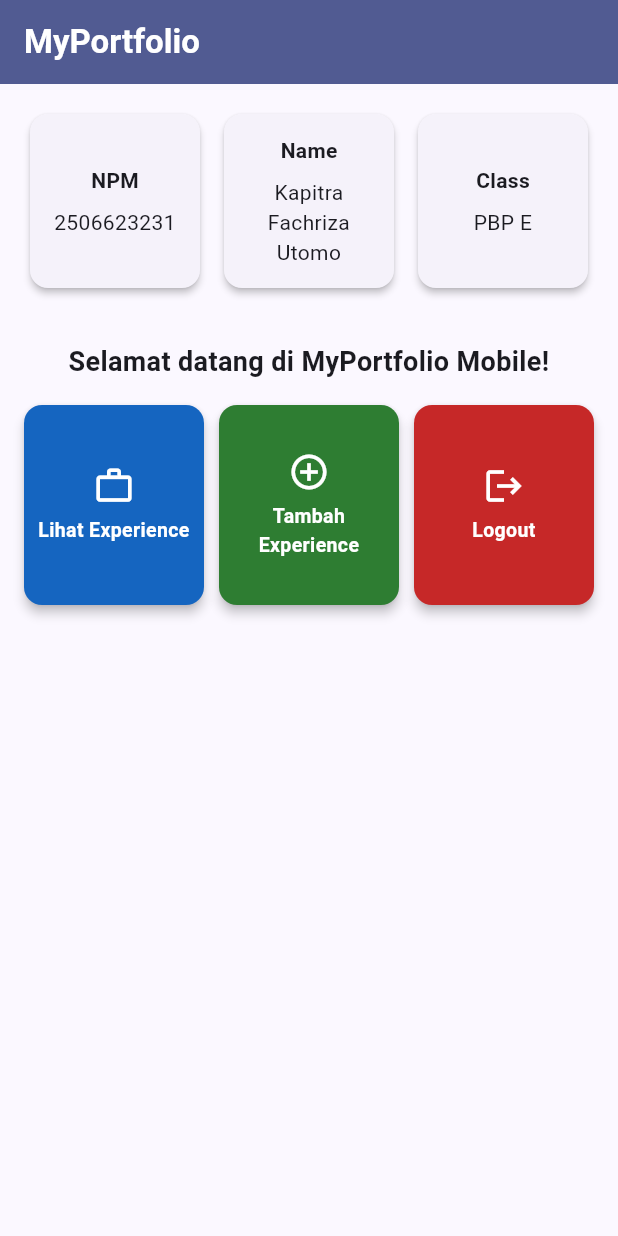
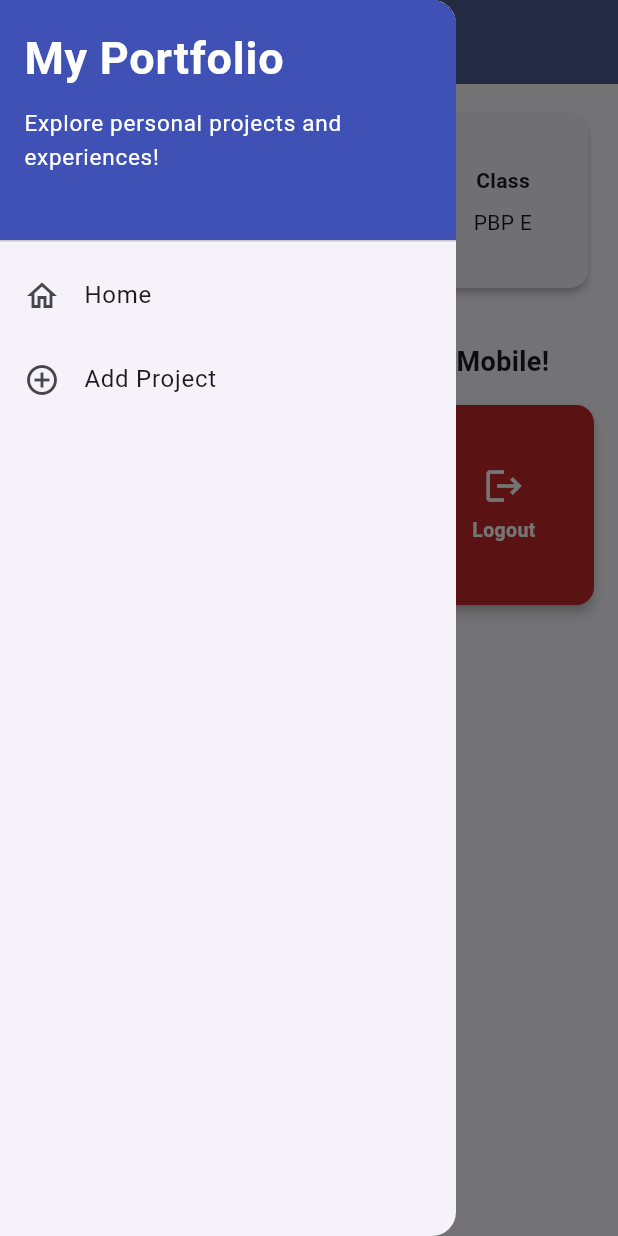
Before and after one commit to kapitrafachriza-byte/myportofolio_mobile, a Flutter app: the screen it shows after launch, with the side drawer open (before the commit the screen has no drawer), on a phone screen of 412 x 824 dp. Run offline on Flutter 3.47's test engine with Material 3 defaults, Android fonts, the phone set to English and light mode, and no system bars.

Commit message:
Tutorial 09: Implement navigation, LeftDrawer, project form, and refactor directory structure

```diff
--- a/lib/main.dart
+++ b/lib/main.dart
@@ -1,5 +1,5 @@
 import 'package:flutter/material.dart';
-import 'package:myportofolio_mobile/menu.dart';
+import 'package:myportofolio_mobile/screens/menu.dart';
 
 void main() {
   runApp(const MyApp());
--- a/lib/menu.dart
+++ b/lib/screens/menu.dart
@@ -1,8 +1,10 @@
 import 'package:flutter/material.dart';
+import 'package:myportofolio_mobile/widgets/left_drawer.dart';
+import 'package:myportofolio_mobile/widgets/project_card.dart';
 
 /// Halaman utama aplikasi portofolio mobile (StatelessWidget).
-/// Menampilkan kartu informasi pemilik portofolio serta grid menu aksi
-/// portofolio dengan warna kartu yang berbeda-beda.
+/// Menampilkan kartu informasi pemilik portofolio, menu drawer navigasi,
+/// serta grid menu aksi portofolio dengan warna kartu yang berbeda-beda.
 class MyHomePage extends StatelessWidget {
   const MyHomePage({super.key});
 
@@ -11,14 +13,14 @@ class MyHomePage extends StatelessWidget {
   final String kelas = "PBP E";
 
   final List<ItemHomepage> items = const [
-    ItemHomepage("Lihat Experience", Icons.work_outline, Color(0xFF1565C0)),
-    ItemHomepage("Tambah Experience", Icons.add_circle_outline, Color(0xFF2E7D32)),
+    ItemHomepage("Lihat Proyek", Icons.folder, Color(0xFF1565C0)),
+    ItemHomepage("Tambah Proyek", Icons.add_circle, Color(0xFF2E7D32)),
     ItemHomepage("Logout", Icons.logout, Color(0xFFC62828)),
   ];
 
   @override
   Widget build(BuildContext context) {
-    // Scaffold menyediakan struktur visual dasar halaman (AppBar, Body, SnackBar).
+    // Scaffold menyediakan struktur visual dasar halaman (AppBar, Drawer, Body, SnackBar).
     return Scaffold(
       // AppBar menampilkan bar bagian atas halaman aplikasi.
       appBar: AppBar(
@@ -30,7 +32,10 @@ class MyHomePage extends StatelessWidget {
           ),
         ),
         backgroundColor: Theme.of(context).colorScheme.primary,
+        iconTheme: const IconThemeData(color: Colors.white),
       ),
+      // Drawer menu navigasi samping
+      drawer: const LeftDrawer(),
       // Body halaman utama dengan dukungan scroll dan lebar maksimal responsif.
       body: SingleChildScrollView(
         child: Center(
@@ -132,77 +137,3 @@ class InfoCard extends StatelessWidget {
     );
   }
 }
-
-/// Model data untuk setiap item tombol menu aksi pada beranda portofolio,
-/// menyimpan label ([name]), ikon ([icon]), dan warna latar unik ([color]).
-class ItemHomepage {
-  final String name;
-  final IconData icon;
-  final Color color;
-
-  const ItemHomepage(this.name, this.icon, this.color);
-}
-
-/// Widget kartu tombol aksi portofolio yang dapat ditekan.
-/// Menggunakan warna latar unik dari [item] dan memunculkan [SnackBar] saat ditekan.
-class ItemCard extends StatelessWidget {
-  final ItemHomepage item;
-
-  const ItemCard(this.item, {super.key});
-
-  @override
-  Widget build(BuildContext context) {
-    return Material(
-      // Menggunakan warna unik dari atribut item.color (modular tanpa percabangan).
-      color: item.color,
-      elevation: 3.0,
-      borderRadius: BorderRadius.circular(12),
-      child: InkWell(
-        borderRadius: BorderRadius.circular(12),
-        // Aksi ketika kartu ditekan oleh pengguna.
-        onTap: () {
-          // Menampilkan SnackBar interaktif sesuai nama tombol yang ditekan.
-          ScaffoldMessenger.of(context)
-            ..hideCurrentSnackBar()
-            ..showSnackBar(
-              SnackBar(
-                content: Text("Kamu telah menekan tombol ${item.name}!"),
-                behavior: SnackBarBehavior.floating,
-                shape: RoundedRectangleBorder(
-                  borderRadius: BorderRadius.circular(10),
-                ),
-              ),
-            );
-        },
-        child: Container(
-          padding: const EdgeInsets.symmetric(horizontal: 6, vertical: 8),
-          child: Center(
-            child: Column(
-              mainAxisSize: MainAxisSize.min,
-              mainAxisAlignment: MainAxisAlignment.center,
-              children: [
-                Icon(
-                  item.icon,
-                  color: Colors.white,
-                  size: 28.0,
-                ),
-                const SizedBox(height: 6),
-                Flexible(
-                  child: Text(
-                    item.name,
-                    textAlign: TextAlign.center,
-                    style: const TextStyle(
-                      color: Colors.white,
-                      fontSize: 13.0,
-                      fontWeight: FontWeight.w600,
-                    ),
-                  ),
-                ),
-              ],
-            ),
-          ),
-        ),
-      ),
-    );
-  }
-}
--- /dev/null
+++ b/lib/widgets/left_drawer.dart
@@ -0,0 +1,73 @@
+import 'package:flutter/material.dart';
+import 'package:myportofolio_mobile/screens/menu.dart';
+import 'package:myportofolio_mobile/screens/project_form.dart';
+
+/// Widget drawer menu samping untuk navigasi aplikasi MyPortfolio.
+/// Menyediakan akses cepat ke Halaman Utama dan Form Tambah Proyek.
+class LeftDrawer extends StatelessWidget {
+  const LeftDrawer({super.key});
+
+  @override
+  Widget build(BuildContext context) {
+    return Drawer(
+      child: ListView(
+        children: [
+          const DrawerHeader(
+            decoration: BoxDecoration(
+              color: Colors.indigo,
+            ),
+            child: SingleChildScrollView(
+              child: Column(
+                crossAxisAlignment: CrossAxisAlignment.start,
+                children: [
+                  Text(
+                    'My Portfolio',
+                    style: TextStyle(
+                      fontSize: 30,
+                      fontWeight: FontWeight.bold,
+                      color: Colors.white,
+                    ),
+                  ),
+                  SizedBox(height: 10),
+                  Text(
+                    'Explore personal projects and experiences!',
+                    style: TextStyle(
+                      fontSize: 15,
+                      color: Colors.white,
+                    ),
+                  ),
+                ],
+              ),
+            ),
+          ),
+          ListTile(
+            leading: const Icon(Icons.home_outlined),
+            title: const Text('Home'),
+            // Navigasi ke halaman utama portofolio
+            onTap: () {
+              Navigator.pushReplacement(
+                context,
+                MaterialPageRoute(
+                  builder: (context) => const MyHomePage(),
+                ),
+              );
+            },
+          ),
+          ListTile(
+            leading: const Icon(Icons.add_circle_outline),
+            title: const Text('Add Project'),
+            // Navigasi ke halaman tambah proyek
+            onTap: () {
+              Navigator.pushReplacement(
+                context,
+                MaterialPageRoute(
+                  builder: (context) => const ProjectFormPage(),
+                ),
+              );
+            },
+          ),
+        ],
+      ),
+    );
+  }
+}
--- /dev/null
+++ b/lib/widgets/project_card.dart
@@ -0,0 +1,87 @@
+import 'package:flutter/material.dart';
+import 'package:myportofolio_mobile/screens/project_form.dart';
+
+/// Model data untuk setiap item tombol menu aksi pada beranda portofolio,
+/// menyimpan label ([name]), ikon ([icon]), dan warna latar unik ([color]).
+class ItemHomepage {
+  final String name;
+  final IconData icon;
+  final Color color;
+
+  const ItemHomepage(this.name, this.icon, this.color);
+}
+
+/// Widget kartu tombol aksi portofolio yang dapat ditekan.
+/// Menggunakan warna latar unik dari [item], memunculkan [SnackBar],
+/// dan melakukan navigasi ke [ProjectFormPage] untuk aksi tambah proyek/experience.
+class ItemCard extends StatelessWidget {
+  final ItemHomepage item;
+
+  const ItemCard(this.item, {super.key});
+
+  @override
+  Widget build(BuildContext context) {
+    return Material(
+      // Menggunakan warna unik dari atribut item.color (modular tanpa percabangan).
+      color: item.color,
+      elevation: 3.0,
+      borderRadius: BorderRadius.circular(12),
+      child: InkWell(
+        borderRadius: BorderRadius.circular(12),
+        // Aksi ketika kartu ditekan oleh pengguna.
+        onTap: () {
+          // Menampilkan SnackBar interaktif sesuai nama tombol yang ditekan.
+          ScaffoldMessenger.of(context)
+            ..hideCurrentSnackBar()
+            ..showSnackBar(
+              SnackBar(
+                content: Text("Kamu telah menekan tombol ${item.name}!"),
+                behavior: SnackBarBehavior.floating,
+                shape: RoundedRectangleBorder(
+                  borderRadius: BorderRadius.circular(10),
+                ),
+              ),
+            );
+
+          // Navigasi ke halaman form jika tombol adalah Tambah Proyek atau Tambah Experience
+          if (item.name == "Tambah Proyek" || item.name == "Tambah Experience") {
+            Navigator.push(
+              context,
+              MaterialPageRoute(
+                builder: (context) => const ProjectFormPage(),
+              ),
+            );
+          }
+        },
+        child: Container(
+          padding: const EdgeInsets.symmetric(horizontal: 6, vertical: 8),
+          child: Center(
+            child: Column(
+              mainAxisSize: MainAxisSize.min,
+              mainAxisAlignment: MainAxisAlignment.center,
+              children: [
+                Icon(
+                  item.icon,
+                  color: Colors.white,
+                  size: 28.0,
+                ),
+                const SizedBox(height: 6),
+                Flexible(
+                  child: Text(
+                    item.name,
+                    textAlign: TextAlign.center,
+                    style: const TextStyle(
+                      color: Colors.white,
+                      fontSize: 13.0,
+                      fontWeight: FontWeight.w600,
+                    ),
+                  ),
+                ),
+              ],
+            ),
+          ),
+        ),
+      ),
+    );
+  }
+}
```
Also changed, not shown: lib/screens/project_form.dart (added, +224 -0 lines), 1 other file.
